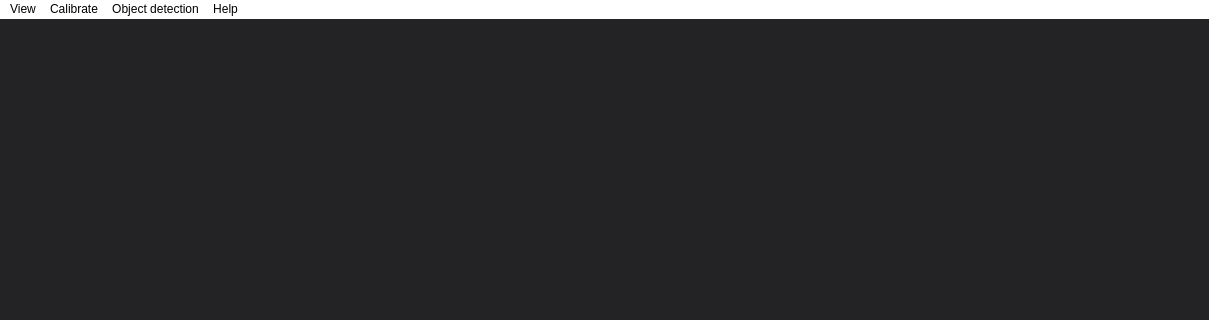
Above: GUI/ui_mainWindow.ui from Tobias-Mauritzon/DAT067 before the change; both pictures show x 0 to 1209 and y 0 to 320 of the 1209 by 874 pixel window. Below: the same form after it.
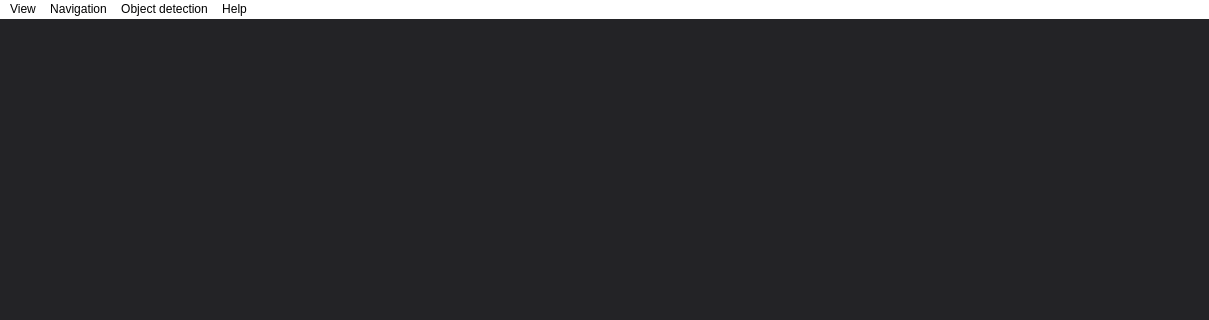
That is the form after the change.

Patch:
```diff
--- a/GUI/ui_mainWindow.ui
+++ b/GUI/ui_mainWindow.ui
@@ -219,13 +219,16 @@
     <addaction name="actionCar_detection"/>
     <addaction name="actionFace_detection"/>
    </widget>
-   <widget class="QMenu" name="menuCalibrate">
+   <widget class="QMenu" name="menuNavigation">
+    <property name="tearOffEnabled">
+     <bool>false</bool>
+    </property>
     <property name="title">
-     <string>Calibrate</string>
+     <string>Navigation</string>
     </property>
    </widget>
    <addaction name="menuView"/>
-   <addaction name="menuCalibrate"/>
+   <addaction name="menuNavigation"/>
    <addaction name="menuObject_detection"/>
    <addaction name="menuHelp"/>
   </widget>
```
Left out of the diff: 12 changed lines with no effect on the pictures.
